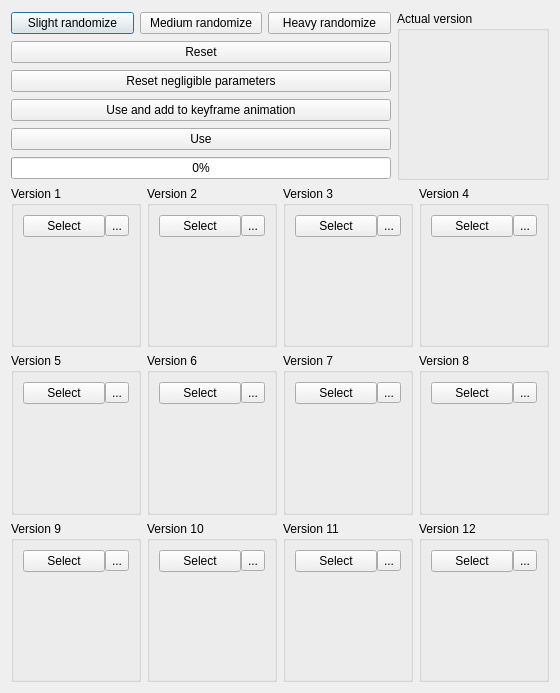
This is mandelbulber2/qt/randomizer_dialog.ui in buddhi1980/mandelbulber2 as Qt 5 draws it before an edit. The edited form follows.
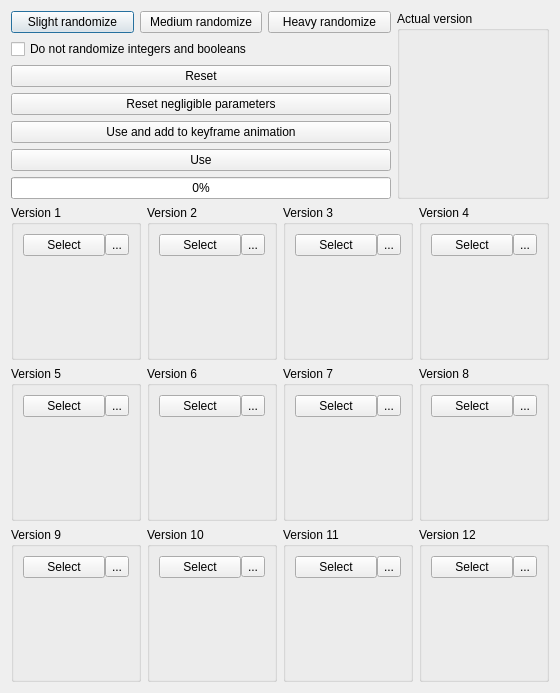
This is the edited form. Icons and pictures are not drawn. Custom widgets are drawn as their Qt base class.

Commit message: Added option to randomize only floating point parameters. Cleaned up more examples.

```diff
--- a/mandelbulber2/qt/randomizer_dialog.ui
+++ b/mandelbulber2/qt/randomizer_dialog.ui
@@ -43,6 +43,13 @@
          </item>
         </layout>
        </item>
+       <item>
+        <widget class="QCheckBox" name="checkBox_dont_randomize_booleans">
+         <property name="text">
+          <string>Do not randomize integers and booleans</string>
+         </property>
+        </widget>
+       </item>
        <item>
         <widget class="QPushButton" name="pushButton_reset">
          <property name="text">
```
The commit also changes 40 other files.
